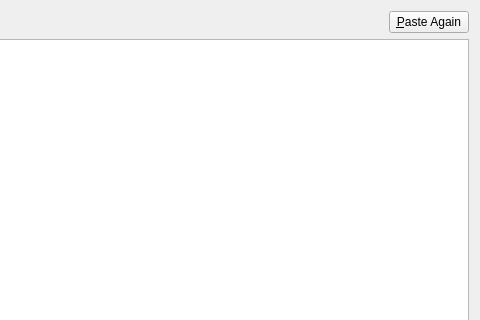
Before: the Qt Designer form plugins/table/dlgimporttable.ui in jkriege2/QuickFit3, drawn with Qt 5; both pictures show x 436 to 916 and y 0 to 320 of the 916 by 685 pixel window.
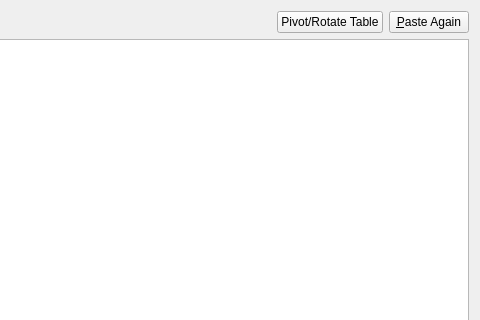
After: the same form once the commit is applied. Icons and pictures are not drawn.

Commit message: table:   * added tool-menu entry to insert indexed statistics   * data in import dialog can now be pivoted

Diff of the .ui file:
```diff
--- a/plugins/table/dlgimporttable.ui
+++ b/plugins/table/dlgimporttable.ui
@@ -36,6 +36,16 @@
        </property>
       </spacer>
      </item>
+     <item>
+      <widget class="QPushButton" name="btnPivot">
+       <property name="text">
+        <string>Pivot/Rotate Table</string>
+       </property>
+       <property name="shortcut">
+        <string>Ctrl+V</string>
+       </property>
+      </widget>
+     </item>
      <item>
       <widget class="QPushButton" name="btnPasteAgain">
        <property name="text">
```
Left out of the diff: 14 changed lines with no effect on the pictures. The commit also changes 12 other files.
